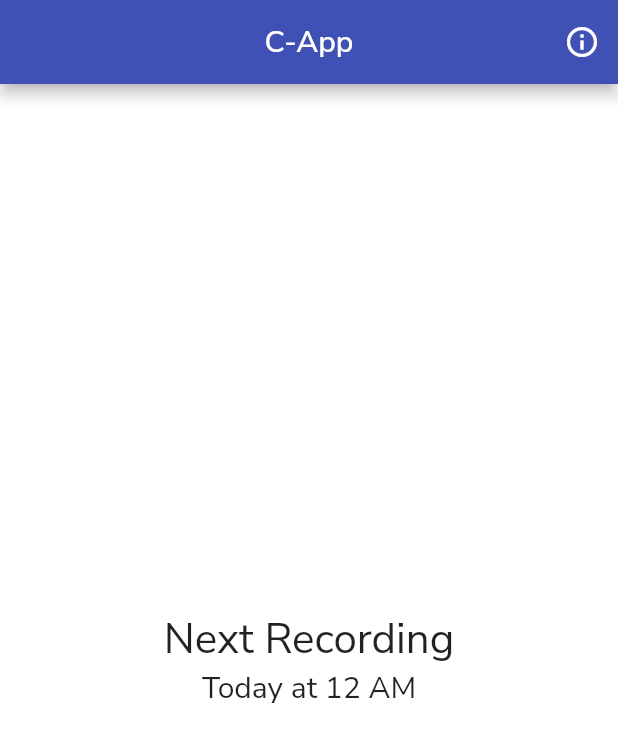
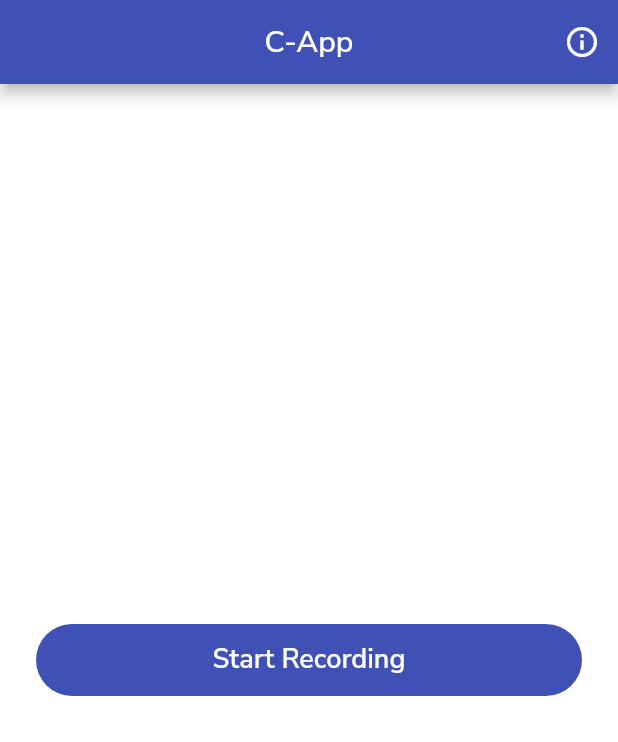
Before and after one commit to MubeenNaeem/recordcough, a Flutter app: the Home screen opened by its route, on a phone screen of 412 x 824 dp. Shown: the top 742 px of the screen. Run offline on Flutter 3.47's test engine with Material 2 defaults, Android fonts, the phone set to English and light mode, and no system bars; our stand-ins replace awesome_notifications, google_fonts, permission_handler, shared_preferences, wakelock; missing offline and left inert: android_alarm_manager, disk_space, flutter_audio_recorder, mailer; accounts and stored records are empty.

Commit message:
foreground recording

```diff
--- a/lib/functions/dart/show_notification.dart
+++ b/lib/functions/dart/show_notification.dart
@@ -1,10 +1,8 @@
 import 'package:awesome_notifications/awesome_notifications.dart';
 import 'package:flutter/material.dart';
-import 'package:flutter_ringtone_player/flutter_ringtone_player.dart';
 
 showNotification() {
-  initializeNotification();
-  FlutterRingtonePlayer.playNotification();
+  // FlutterRingtonePlayer.playNotification();
   AwesomeNotifications().createNotification(
     content: NotificationContent(
       id: 10,
--- a/lib/functions/dart/start_task.dart
+++ b/lib/functions/dart/start_task.dart
@@ -1,12 +1,12 @@
 import 'package:android_alarm_manager/android_alarm_manager.dart';
-import 'package:recordcough/functions/dart/run_task.dart';
+import 'package:recordcough/functions/dart/start_recording_task.dart';
 
 Future<void> startTask(id, hours, minutes) async {
   print('startTask.......');
   await AndroidAlarmManager.periodic(
     Duration(days: 1),
     id,
-    runTask,
+    startRecordingTask,
     startAt: DateTime(2021, 6, 8, hours, minutes, 0),
     wakeup: true,
     rescheduleOnReboot: true,
--- a/lib/main.dart
+++ b/lib/main.dart
@@ -1,17 +1,17 @@
-import 'package:android_alarm_manager/android_alarm_manager.dart';
 import 'package:flutter/material.dart';
 import 'package:google_fonts/google_fonts.dart';
 import 'package:recordcough/global/colors.dart';
 import 'package:recordcough/views/home.dart';
 import 'package:recordcough/views/info.dart';
 import 'package:recordcough/views/initialize.dart';
+import 'package:recordcough/views/recording_screen.dart';
 import 'package:recordcough/views/register.dart';
 import 'package:shared_preferences/shared_preferences.dart';
 
 SharedPreferences prefs;
 void main() async {
   WidgetsFlutterBinding.ensureInitialized();
-  await AndroidAlarmManager.initialize();
+  // await AndroidAlarmManager.initialize();
   prefs = await SharedPreferences.getInstance();
   runApp(MyApp());
 }
@@ -32,6 +32,7 @@ class MyApp extends StatelessWidget {
         '/register': (_) => Register(),
         '/home': (_) => Home(),
         '/initialize': (_) => Initialize(),
+        '/recording': (_) => RecordingScreen(),
         '/info': (_) => Info(),
       },
       initialRoute: prefs.getString('first') == null ? '/register' : '/home',
--- a/lib/views/home.dart
+++ b/lib/views/home.dart
@@ -1,6 +1,8 @@
 import 'package:flutter/material.dart';
 import 'package:flutter/services.dart';
+import 'package:flutter_audio_recorder/flutter_audio_recorder.dart';
 import 'package:recordcough/global/global.dart';
+import 'package:recordcough/widgets/button.dart';
 
 class Home extends StatefulWidget {
   @override
@@ -14,11 +16,6 @@ class _HomeState extends State<Home> {
       return true;
     }
     return false;
-  }
-
-  @override
-  void initState() {
-    super.initState();
   }
 
   @override
@@ -40,22 +37,31 @@ class _HomeState extends State<Home> {
           ],
         ),
         body: Center(
-          child: Column(
-            mainAxisAlignment: MainAxisAlignment.center,
-            children: [
-              Text(
-                isRecording() ? 'Recording Now' : 'Next Recording',
-                style: TextStyle(
-                  fontSize: 28,
+          child: Padding(
+            padding: EdgeInsets.all(24),
+            child: Column(
+              mainAxisAlignment: MainAxisAlignment.center,
+              children: [
+                // Text(
+                //   isRecording() ? 'Recording Now' : 'Next Recording',
+                //   style: TextStyle(
+                //     fontSize: 28,
+                //   ),
+                // ),
+                // Text(
+                //   isRecording() ? 'Until 6:00 Am' : 'Today at 12 AM',
+                //   style: TextStyle(
+                //     fontSize: 20,
+                //   ),
+                // ),
+                Button(
+                  text: 'Start Recording',
+                  onPressed: () {
+                    navigate(context, '/recording');
+                  },
                 ),
-              ),
-              Text(
-                isRecording() ? 'Until 6:00 Am' : 'Today at 12 AM',
-                style: TextStyle(
-                  fontSize: 20,
-                ),
-              ),
-            ],
+              ],
+            ),
           ),
         ),
       ),
--- a/lib/views/register.dart
+++ b/lib/views/register.dart
@@ -22,7 +22,7 @@ class _RegisterState extends State<Register> {
     if (username != '') {
       prefs.setString('first', 'no');
       prefs.setString('username', username);
-      navigate(context, '/initialize');
+      navigate(context, '/home');
     } else {
       showSnackBar(context, 'Enter Username');
     }
--- a/pubspec.yaml
+++ b/pubspec.yaml
@@ -37,6 +37,7 @@ dependencies:
   google_fonts:
   shared_preferences:
   permission_handler:
+  wakelock: ^0.5.2
 
 dev_dependencies:
   flutter_test:
```
Also changed, not shown: lib/functions/dart/record.dart (renamed from lib/functions/dart/recording.dart, +6 -5 lines), lib/functions/dart/start_recording_task.dart (renamed from lib/functions/dart/run_task.dart, +3 -5 lines), lib/views/recording_screen.dart (added, +63 -0 lines), pubspec.lock.
